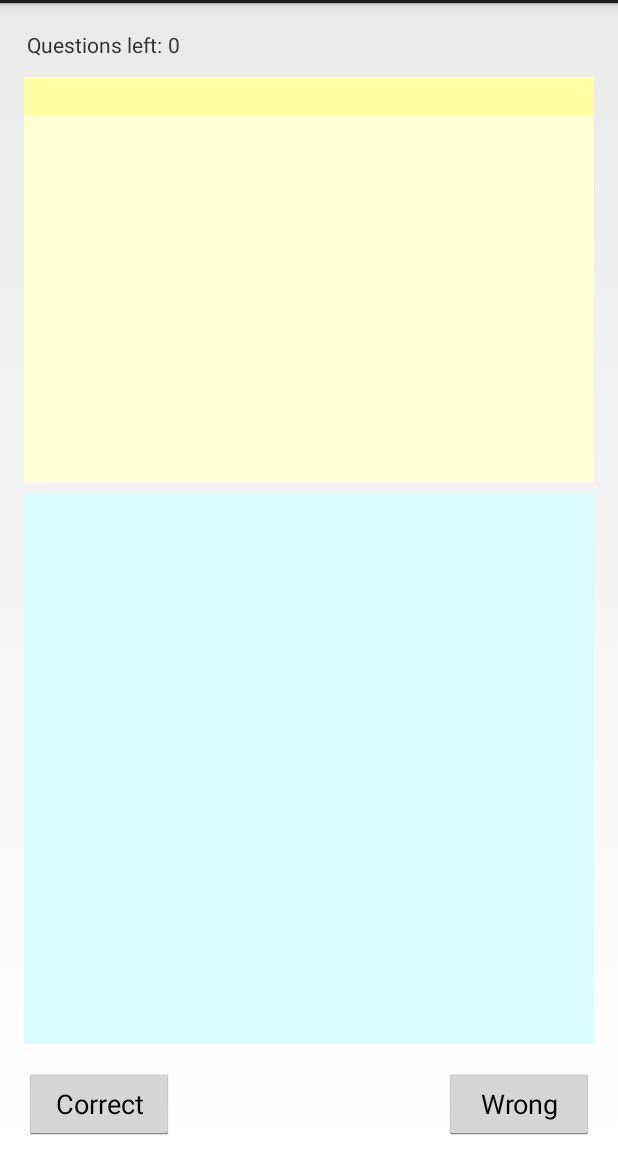
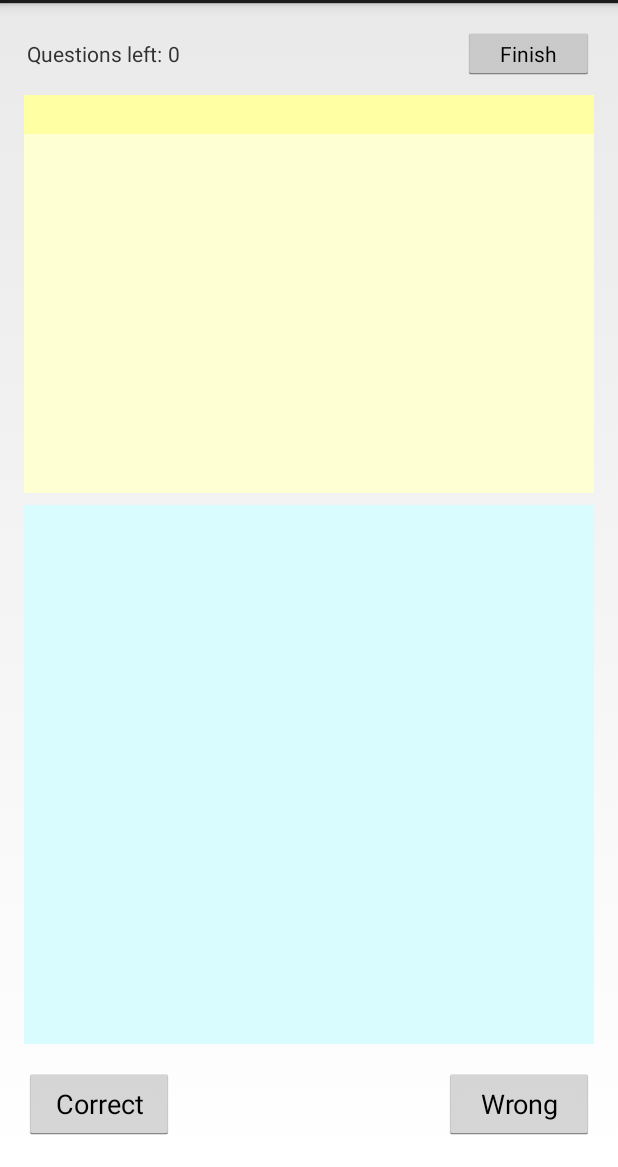
Before and after one commit to jahudzik/Quizzy, an Android app: the layout fragment_quiz.xml on its own in the app's theme, with its tools: preview values and no code run, on a phone screen of 412 x 824 dp, the part 69-1236 px from its top. Run offline under Robolectric (Android 15) with nearby library versions, the phone set to English and light mode, and no system bars.

Commit message:
Added finish button to end quiz despite questions left

```diff
--- a/app/src/main/res/layout/fragment_quiz.xml
+++ b/app/src/main/res/layout/fragment_quiz.xml
@@ -26,6 +26,14 @@
                     android:text="@string/sample_number"
                     android:id="@+id/questionsLeftNumberTextField"
                     android:padding="2dp"/>
+            <Button
+                    style="?android:attr/buttonStyleSmall"
+                    android:layout_width="wrap_content"
+                    android:layout_height="wrap_content"
+                    android:text="@string/finish"
+                    android:id="@+id/finishButton"
+                    android:layout_weight="1"
+                    android:minHeight="0dp"/>
 
         </LinearLayout>
 
--- a/app/src/main/res/values/strings.xml
+++ b/app/src/main/res/values/strings.xml
@@ -16,5 +16,6 @@
     <string name="diff_level_desc_25" tools:ignore="StringFormatInvalid">Questions with less than 25% correct answers</string>
     <string name="summary">Summary</string>
     <string name="repeat">Repeat</string>
+    <string name="finish">Finish</string>
 
 </resources>
```
Also changed, not shown: app/src/main/java/pl/jahu/quizzy/ui/QuizFragment.java (+10 -1 lines).
